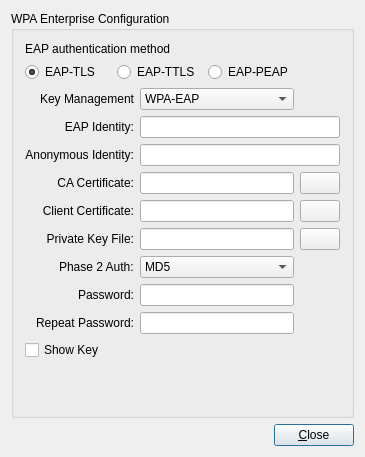
Above: src-qt5/libtrueos/ui/dialogwpaenterprise.ui from Peter2121/trueos-libqt5 before the change. Below: the same form after it.
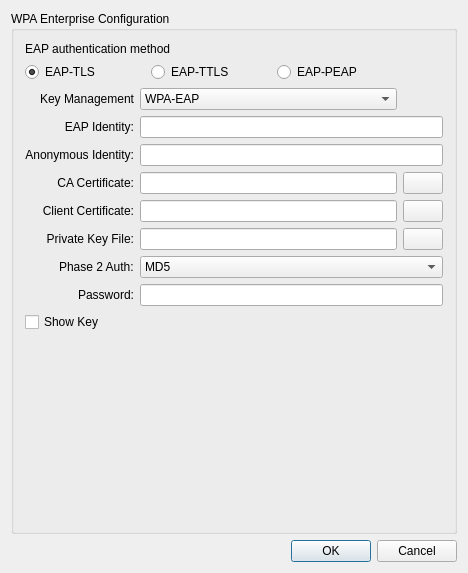
That is the form after the change. Icons and pictures are not drawn.

Commit message:
Remove the second line edit here too.
Didn't know the wpaenterprise thing was here. I suspect that's a typo.

Update the UI file as well.

The edit to the form file:
```diff
--- a/src-qt5/libtrueos/ui/dialogwpaenterprise.ui
+++ b/src-qt5/libtrueos/ui/dialogwpaenterprise.ui
@@ -6,8 +6,8 @@
    <rect>
     <x>0</x>
     <y>0</y>
-    <width>365</width>
-    <height>457</height>
+    <width>468</width>
+    <height>573</height>
    </rect>
   </property>
   <property name="windowTitle">
@@ -19,34 +19,11 @@
   </property>
   <layout class="QGridLayout" name="gridLayout_2">
    <item row="1" column="0">
-    <layout class="QHBoxLayout" name="horizontalLayout">
-     <item>
-      <spacer name="spacer8">
-       <property name="orientation">
-        <enum>Qt::Horizontal</enum>
-       </property>
-       <property name="sizeType">
-        <enum>QSizePolicy::Expanding</enum>
-       </property>
-       <property name="sizeHint" stdset="0">
-        <size>
-         <width>261</width>
-         <height>21</height>
-        </size>
-       </property>
-      </spacer>
-     </item>
-     <item>
-      <widget class="QPushButton" name="pushClose">
-       <property name="text">
-        <string>&amp;Close</string>
-       </property>
-       <property name="shortcut">
-        <string>Alt+C</string>
-       </property>
-      </widget>
-     </item>
-    </layout>
+    <widget class="QDialogButtonBox" name="buttonBox">
+     <property name="standardButtons">
+      <set>QDialogButtonBox::Cancel|QDialogButtonBox::Ok</set>
+     </property>
+    </widget>
    </item>
    <item row="0" column="0">
     <widget class="QGroupBox" name="groupBox">
@@ -54,48 +31,6 @@
       <string>WPA Enterprise Configuration</string>
      </property>
      <layout class="QGridLayout" name="gridLayout">
-      <item row="10" column="1">
-       <widget class="QComboBox" name="comboPhase2">
-        <property name="inputMethodHints">
-         <set>Qt::ImhNone</set>
-        </property>
-        <item>
-         <property name="text">
-          <string>MD5</string>
-         </property>
-        </item>
-        <item>
-         <property name="text">
-          <string>MSCHAPV2</string>
-         </property>
-        </item>
-        <item>
-         <property name="text">
-          <string>GTC</string>
-         </property>
-        </item>
-        <item>
-         <property name="text">
-          <string>OTP</string>
-         </property>
-        </item>
-        <item>
-         <property name="text">
-          <string>PAP</string>
-         </property>
-        </item>
-        <item>
-         <property name="text">
-          <string>CHAP</string>
-         </property>
-        </item>
-        <item>
-         <property name="text">
-          <string>MSCHAP</string>
-         </property>
-        </item>
-       </widget>
-      </item>
       <item row="6" column="2">
        <widget class="QPushButton" name="pushSelectCACert">
         <property name="text">
@@ -120,7 +55,7 @@
         </property>
        </widget>
       </item>
-      <item row="14" column="0" colspan="2">
+      <item row="13" column="0" colspan="2">
        <spacer name="verticalSpacer">
         <property name="orientation">
          <enum>Qt::Vertical</enum>
@@ -262,13 +197,6 @@
         </property>
        </widget>
       </item>
-      <item row="11" column="1">
-       <widget class="QLineEdit" name="linePrivateKeyPassword">
-        <property name="echoMode">
-         <enum>QLineEdit::Password</enum>
-        </property>
-       </widget>
-      </item>
       <item row="7" column="0">
        <widget class="QLabel" name="textClientCert">
         <property name="text">
@@ -300,19 +228,6 @@
         </property>
        </widget>
       </item>
-      <item row="12" column="0">
-       <widget class="QLabel" name="textPrivateKey2">
-        <property name="text">
-         <string>Repeat Password:</string>
-        </property>
-        <property name="alignment">
-         <set>Qt::AlignRight|Qt::AlignTrailing|Qt::AlignVCenter</set>
-        </property>
-        <property name="wordWrap">
-         <bool>false</bool>
-        </property>
-       </widget>
-      </item>
       <item row="10" column="0" alignment="Qt::AlignRight">
        <widget class="QLabel" name="textPhase2">
         <property name="inputMethodHints">
@@ -323,14 +238,7 @@
         </property>
        </widget>
       </item>
-      <item row="12" column="1">
-       <widget class="QLineEdit" name="linePrivateKeyPassword2">
-        <property name="echoMode">
-         <enum>QLineEdit::Password</enum>
-        </property>
-       </widget>
-      </item>
-      <item row="13" column="0">
+      <item row="12" column="0">
        <widget class="QCheckBox" name="checkShowKey">
         <property name="text">
          <string>Show Key</string>
@@ -350,6 +258,55 @@
         </property>
        </widget>
       </item>
+      <item row="11" column="1" colspan="2">
+       <widget class="QLineEdit" name="linePrivateKeyPassword">
+        <property name="echoMode">
+         <enum>QLineEdit::Password</enum>
+        </property>
+       </widget>
+      </item>
+      <item row="10" column="1" colspan="2">
+       <widget class="QComboBox" name="comboPhase2">
+        <property name="inputMethodHints">
+         <set>Qt::ImhNone</set>
+        </property>
+        <item>
+         <property name="text">
+          <string>MD5</string>
+         </property>
+        </item>
+        <item>
+         <property name="text">
+          <string>MSCHAPV2</string>
+         </property>
+        </item>
+        <item>
+         <property name="text">
+          <string>GTC</string>
+         </property>
+        </item>
+        <item>
+         <property name="text">
+          <string>OTP</string>
+         </property>
+        </item>
+        <item>
+         <property name="text">
+          <string>PAP</string>
+         </property>
+        </item>
+        <item>
+         <property name="text">
+          <string>CHAP</string>
+         </property>
+        </item>
+        <item>
+         <property name="text">
+          <string>MSCHAP</string>
+         </property>
+        </item>
+       </widget>
+      </item>
      </layout>
     </widget>
    </item>
```
Left out of the diff: 36 changed lines with no effect on the pictures. The commit also changes 2 other files.
